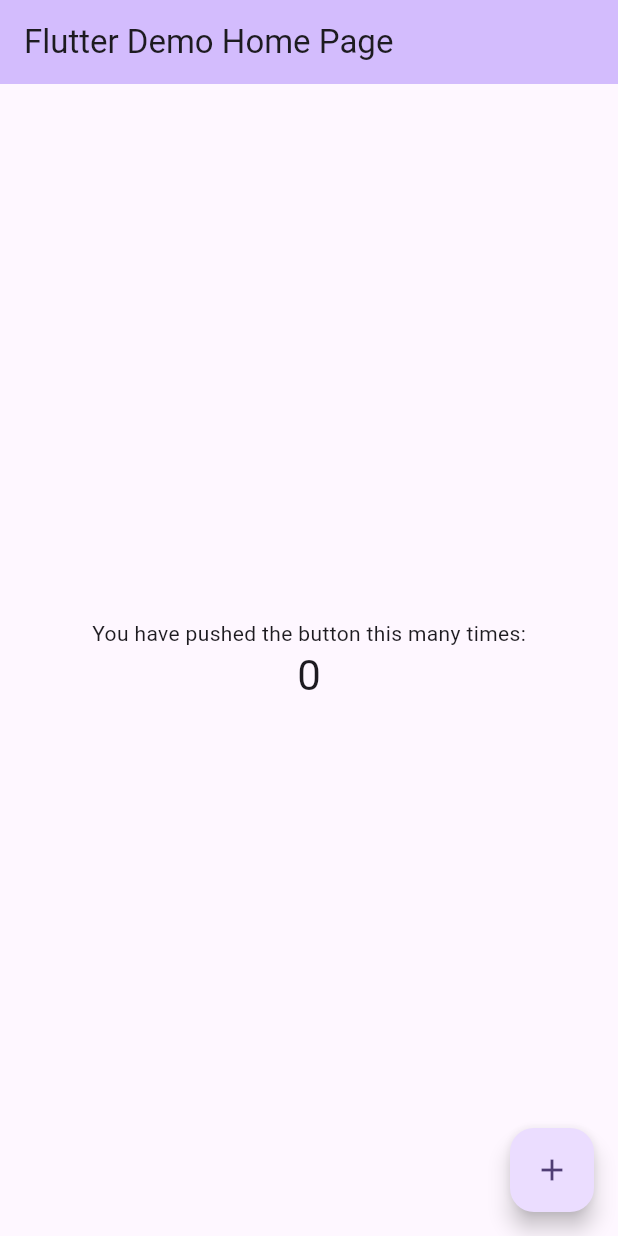
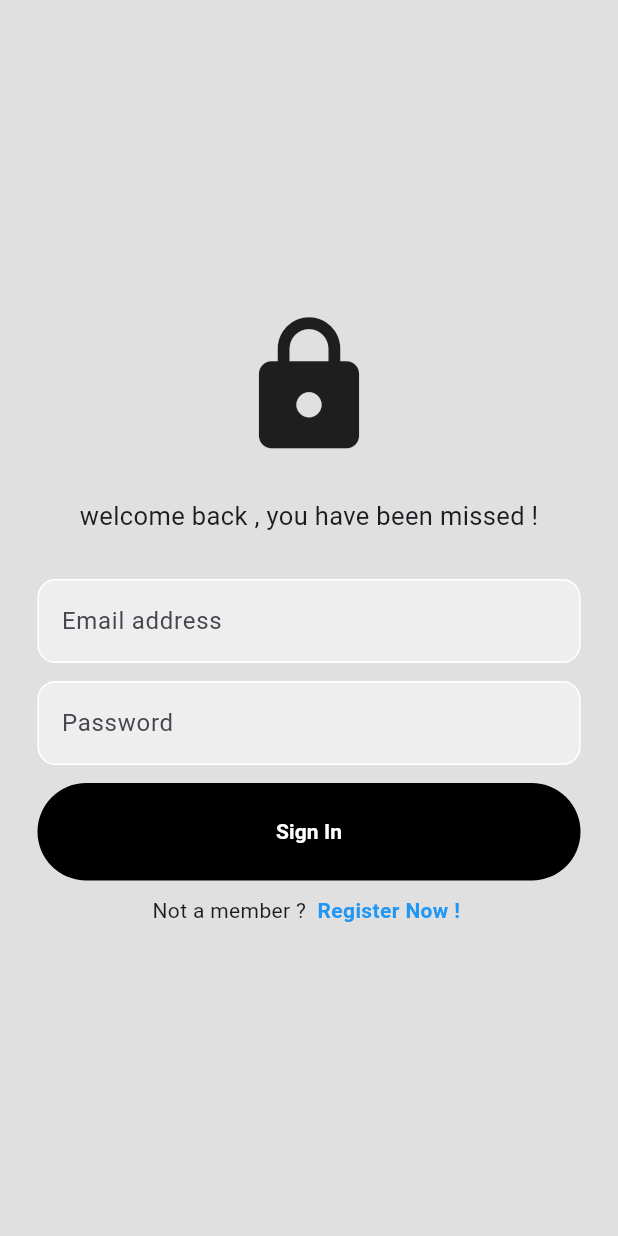
Before and after one commit to Nidjd/social_app, a Flutter app: the screen it shows after launch, on a phone screen of 412 x 824 dp. Run offline on Flutter 3.47's test engine with Material 3 defaults, Android fonts, the phone set to English and light mode, and no system bars.

Commit message:
create text field component, create button component, the login page is done.

```diff
--- /dev/null
+++ b/lib/components/my_button.dart
@@ -0,0 +1,29 @@
+import 'package:flutter/material.dart';
+import 'package:flutter/widgets.dart';
+
+class MyButton extends StatelessWidget {
+  final String text;
+  final Function() onPressed;
+  const MyButton({super.key, required this.text, required this.onPressed});
+
+  @override
+  Widget build(BuildContext context) {
+    return  TextButton(
+      style:  const ButtonStyle(
+
+        backgroundColor: MaterialStatePropertyAll(Colors.black),
+        minimumSize: MaterialStatePropertyAll(
+          Size(double.infinity, 65),
+        ),
+      ),
+      onPressed: onPressed,
+      child: Text(
+        text,
+        style: const TextStyle(
+          color: Colors.white,
+          fontWeight: FontWeight.bold,
+        ),
+      ),
+    );
+  }
+}
--- /dev/null
+++ b/lib/components/my_text_field.dart
@@ -0,0 +1,47 @@
+import 'package:flutter/material.dart';
+
+class MyTextField extends StatelessWidget {
+  final TextEditingController controller;
+  final String hintText;
+  final bool isScure;
+  const MyTextField(
+      {super.key,
+      required this.controller,
+      required this.isScure,
+      required this.hintText});
+
+  @override
+  Widget build(BuildContext context) {
+    return TextField(
+      controller: controller,
+      cursorColor: Colors.black,
+      obscureText: isScure,
+      decoration: InputDecoration(
+        border: OutlineInputBorder(
+          borderRadius: BorderRadius.circular(
+            12,
+          ),
+        ),
+        hintText: hintText,
+        fillColor: Colors.grey.shade200,
+        filled: true,
+        enabledBorder: OutlineInputBorder(
+          borderRadius: BorderRadius.circular(
+            12,
+          ),
+          borderSide: const BorderSide(
+            color: Colors.white,
+          ),
+        ),
+        focusedBorder: OutlineInputBorder(
+          borderRadius: BorderRadius.circular(
+            12,
+          ),
+          borderSide: const BorderSide(
+            color: Colors.white,
+          ),
+        ),
+      ),
+    );
+  }
+}
--- a/lib/main.dart
+++ b/lib/main.dart
@@ -1,4 +1,5 @@
 import 'package:flutter/material.dart';
+import 'package:social_media/pages/login_page.dart';
 
 void main() {
   runApp(const MyApp());
@@ -10,116 +11,9 @@ class MyApp extends StatelessWidget {
   // This widget is the root of your application.
   @override
   Widget build(BuildContext context) {
-    return MaterialApp(
-      title: 'Flutter Demo',
-      theme: ThemeData(
-        // This is the theme of your application.
-        //
-        // TRY THIS: Try running your application with "flutter run". You'll see
-        // the application has a purple toolbar. Then, without quitting the app,
-        // try changing the seedColor in the colorScheme below to Colors.green
-        // and then invoke "hot reload" (save your changes or press the "hot
-        // reload" button in a Flutter-supported IDE, or press "r" if you used
-        // the command line to start the app).
-        //
-        // Notice that the counter didn't reset back to zero; the application
-        // state is not lost during the reload. To reset the state, use hot
-        // restart instead.
-        //
-        // This works for code too, not just values: Most code changes can be
-        // tested with just a hot reload.
-        colorScheme: ColorScheme.fromSeed(seedColor: Colors.deepPurple),
-        useMaterial3: true,
-      ),
-      home: const MyHomePage(title: 'Flutter Demo Home Page'),
+    return const MaterialApp(
+      home: LoginPage(),
+      debugShowCheckedModeBanner: false,
     );
   }
 }
-
-class MyHomePage extends StatefulWidget {
-  const MyHomePage({super.key, required this.title});
-
-  // This widget is the home page of your application. It is stateful, meaning
-  // that it has a State object (defined below) that contains fields that affect
-  // how it looks.
-
-  // This class is the configuration for the state. It holds the values (in this
-  // case the title) provided by the parent (in this case the App widget) and
-  // used by the build method of the State. Fields in a Widget subclass are
-  // always marked "final".
-
-  final String title;
-
-  @override
-  State<MyHomePage> createState() => _MyHomePageState();
-}
-
-class _MyHomePageState extends State<MyHomePage> {
-  int _counter = 0;
-
-  void _incrementCounter() {
-    setState(() {
-      // This call to setState tells the Flutter framework that something has
-      // changed in this State, which causes it to rerun the build method below
-      // so that the display can reflect the updated values. If we changed
-      // _counter without calling setState(), then the build method would not be
-      // called again, and so nothing would appear to happen.
-      _counter++;
-    });
-  }
-
-  @override
-  Widget build(BuildContext context) {
-    // This method is rerun every time setState is called, for instance as done
-    // by the _incrementCounter method above.
-    //
-    // The Flutter framework has been optimized to make rerunning build methods
-    // fast, so that you can just rebuild anything that needs updating rather
-    // than having to individually change instances of widgets.
-    return Scaffold(
-      appBar: AppBar(
-        // TRY THIS: Try changing the color here to a specific color (to
-        // Colors.amber, perhaps?) and trigger a hot reload to see the AppBar
-        // change color while the other colors stay the same.
-        backgroundColor: Theme.of(context).colorScheme.inversePrimary,
-        // Here we take the value from the MyHomePage object that was created by
-        // the App.build method, and use it to set our appbar title.
-        title: Text(widget.title),
-      ),
-      body: Center(
-        // Center is a layout widget. It takes a single child and positions it
-        // in the middle of the parent.
-        child: Column(
-          // Column is also a layout widget. It takes a list of children and
-          // arranges them vertically. By default, it sizes itself to fit its
-          // children horizontally, and tries to be as tall as its parent.
-          //
-          // Column has various properties to control how it sizes itself and
-          // how it positions its children. Here we use mainAxisAlignment to
-          // center the children vertically; the main axis here is the vertical
-          // axis because Columns are vertical (the cross axis would be
-          // horizontal).
-          //
-          // TRY THIS: Invoke "debug painting" (choose the "Toggle Debug Paint"
-          // action in the IDE, or press "p" in the console), to see the
-          // wireframe for each widget.
-          mainAxisAlignment: MainAxisAlignment.center,
-          children: <Widget>[
-            const Text(
-              'You have pushed the button this many times:',
-            ),
-            Text(
-              '$_counter',
-              style: Theme.of(context).textTheme.headlineMedium,
-            ),
-          ],
-        ),
-      ),
-      floatingActionButton: FloatingActionButton(
-        onPressed: _incrementCounter,
-        tooltip: 'Increment',
-        child: const Icon(Icons.add),
-      ), // This trailing comma makes auto-formatting nicer for build methods.
-    );
-  }
-}
--- /dev/null
+++ b/lib/pages/login_page.dart
@@ -0,0 +1,98 @@
+import 'package:flutter/cupertino.dart';
+import 'package:flutter/material.dart';
+import 'package:flutter/widgets.dart';
+import 'package:social_media/components/my_button.dart';
+import 'package:social_media/components/my_text_field.dart';
+
+class LoginPage extends StatefulWidget {
+  const LoginPage({super.key});
+
+  @override
+  State<LoginPage> createState() => _LoginPageState();
+}
+
+class _LoginPageState extends State<LoginPage> {
+  TextEditingController emailController = TextEditingController();
+
+  @override
+  void dispose() {
+    emailController.dispose();
+    super.dispose();
+  }
+
+  @override
+  Widget build(BuildContext context) {
+    return Scaffold(
+      backgroundColor: Colors.grey[300],
+      body: SafeArea(
+        child: Center(
+          child: Padding(
+            padding: const EdgeInsets.symmetric(horizontal: 25),
+            child: Column(
+              mainAxisAlignment: MainAxisAlignment.center,
+              children: [
+                const Icon(
+                  Icons.lock,
+                  size: 100,
+                ),
+                const SizedBox(
+                  height: 25,
+                ),
+                const Text(
+                  "welcome back , you have been missed !",
+                  style: TextStyle(
+                    fontSize: 17,
+                  ),
+                ),
+                const SizedBox(
+                  height: 30,
+                ),
+                MyTextField(
+                  controller: emailController,
+                  isScure: false,
+                  hintText: 'Email address',
+                ),
+                const SizedBox(
+                  height: 12,
+                ),
+                MyTextField(
+                  controller: emailController,
+                  isScure: true,
+                  hintText: 'Password',
+                ),
+                const SizedBox(
+                  height: 12,
+                ),
+                MyButton(
+                  onPressed: () {},
+                  text: 'Sign In',
+                ),
+                const SizedBox(
+                  height: 10.0,
+                ),
+                Row(
+                  mainAxisAlignment: MainAxisAlignment.center,
+                  children: [
+                    const Text(
+                      "Not a member ? ",
+                    ),
+                    GestureDetector(
+                      onTap: () {},
+                      child: const Text(
+                        " Register Now ! ",
+                        style: TextStyle(
+                          color: Colors.blue,
+                          fontWeight: FontWeight.bold,
+                        ),
+                      ),
+                    ),
+                  ],
+                ),
+              ],
+            ),
+          ),
+        ),
+      ),
+    );
+  }
+}
```
